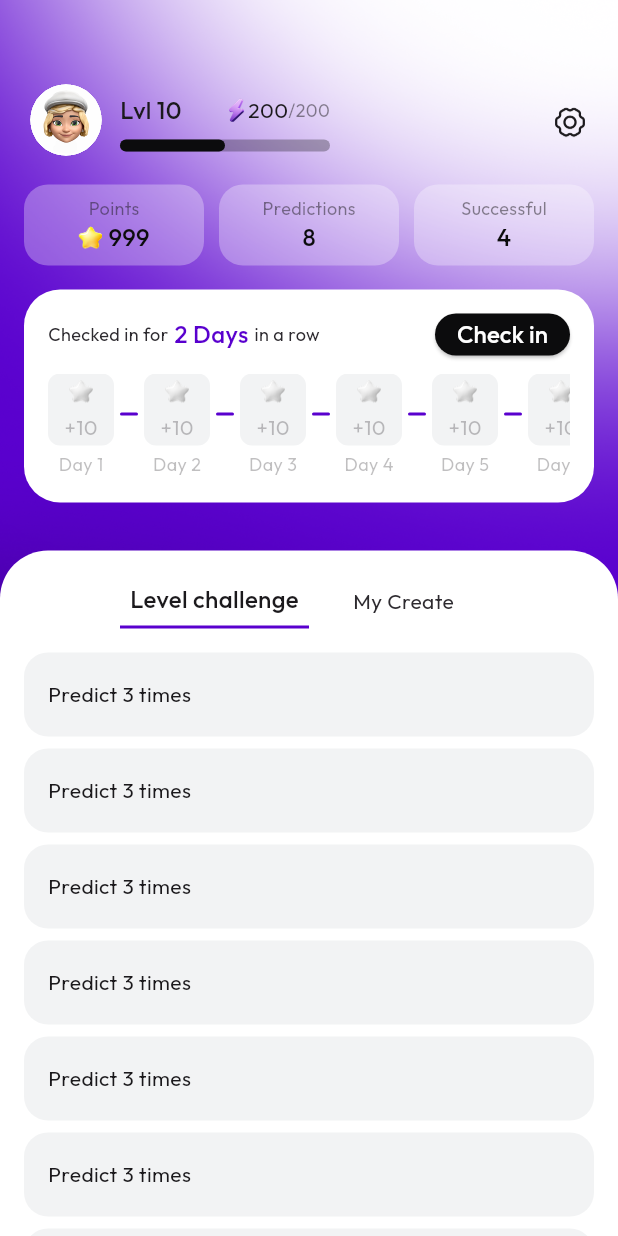
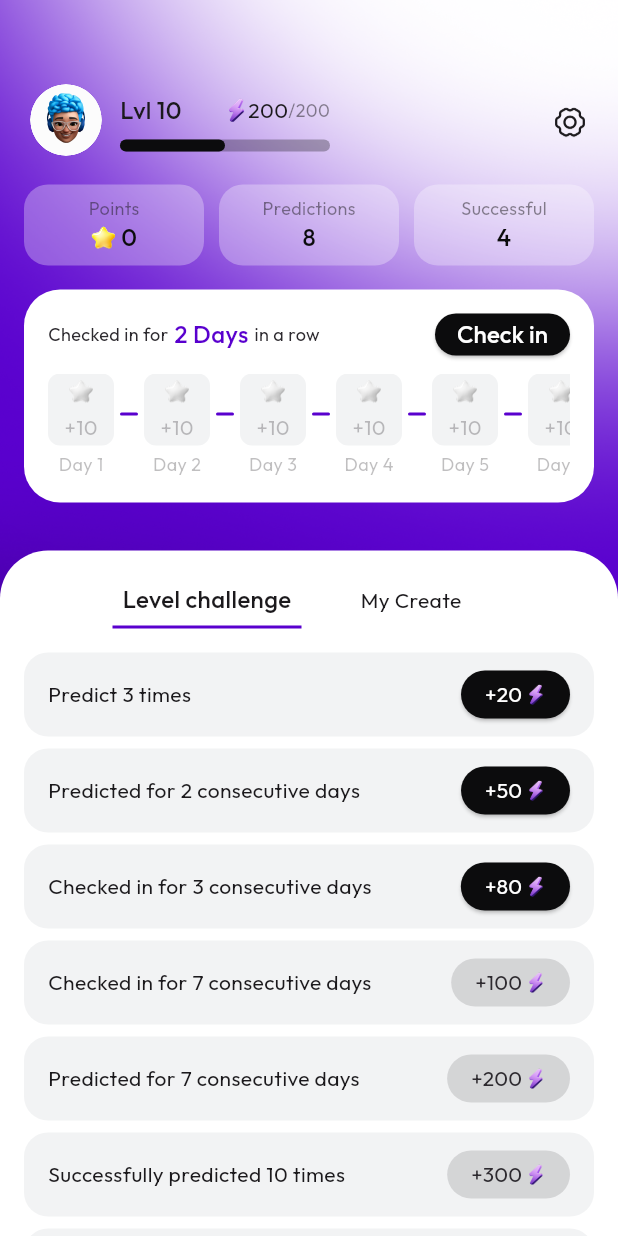
Before and after one commit to cctip/flutter_coin_zone, a Flutter app: the ProfileView screen opened by its route, on a phone screen of 412 x 824 dp. Run offline on Flutter 3.47's test engine with Material 3 defaults, Android fonts, the light colour scheme and no system bars; our stand-ins replace shared_preferences; accounts and stored records are empty.

Commit message:
feat: update

```diff
--- a/lib/common/Global.dart
+++ b/lib/common/Global.dart
@@ -7,19 +7,29 @@ var formater = DateFormat('yyyy-MM-dd');
 
 class Global {
   static late SharedPreferences _prefs;
-  static String avator = 'assets/images/avator/default.png';
+  static String avator = 'assets/images/avator/1.png';
+  static int starCount = 0;
 
   //初始化全局信息，会在APP启动时执行
   static Future init() async {
     WidgetsFlutterBinding.ensureInitialized();
     _prefs = await SharedPreferences.getInstance();
   }
-  // 设置头像
-  static setAvator(value) {
-    avator = value;
-    _prefs.setString('avator', value);
+
+  static Object getter = {
+  };
+  static Object setter = {
+    // 设置头像
+    'setAvator': (value) {
+      avator = value;
+      _prefs.setString('avator', value);
+    }
+  };
+
+  // 今日签到
+  static checkToday() {
+    starCount++;
   }
-
 
   // 清理数据
   static clear() {
--- a/lib/main.dart
+++ b/lib/main.dart
@@ -4,7 +4,7 @@ import 'pages/index.dart';
 import 'pages/create.dart';
 import 'pages/profile.dart';
 import 'pages/setting.dart';
-import 'common/Global.dart';
+import 'common/global.dart';
 
 void main() => Global.init().then((e) => runApp(MyApp()));
 
--- a/lib/pages/index.dart
+++ b/lib/pages/index.dart
@@ -42,13 +42,13 @@ class IndexPageState extends State<IndexPage> {
               ProfileView(),
             ],
           ),
-          SafeArea(child: BottomBar())
+          SafeArea(child: __bottomBar())
         ],
       ),
     );
   }
 
-  Widget BottomBar() {
+  Widget __bottomBar() {
     return Container(
       padding: EdgeInsets.symmetric(horizontal: 40),
       child: Container(
--- a/lib/pages/profile.dart
+++ b/lib/pages/profile.dart
@@ -1,7 +1,10 @@
 import 'package:flutter/material.dart';
+import 'package:flutter_coin_zone/common/global.dart';
 import 'package:flutter_coin_zone/widget/information.dart';
 
-class ProfileView extends StatefulWidget {
+int get starCount => Global.starCount;
+
+class ProfileView extends StatefulWidget{
   const ProfileView({super.key});
 
   @override
@@ -9,6 +12,8 @@ class ProfileView extends StatefulWidget {
 }
 
 class _ProfileViewState extends State<ProfileView> with SingleTickerProviderStateMixin {
+  int curTab = 0;
+
 	@override
 	Widget build(BuildContext context) {
 		return Scaffold(
@@ -25,7 +30,7 @@ class _ProfileViewState extends State<ProfileView> with SingleTickerProviderStat
               child: Row(
                 mainAxisAlignment: MainAxisAlignment.spaceBetween,
                 children: [
-                  Infomation(context),
+                  informationBox(context),
                   InkWell(
                     child: Image.asset('assets/icons/settings.png', width: 24),
                     onTap: () {
@@ -36,7 +41,6 @@ class _ProfileViewState extends State<ProfileView> with SingleTickerProviderStat
               ),
             ),
             Expanded(
-              child: Container(
               child: CustomScrollView(
                 slivers: [
                   SliverToBoxAdapter(
@@ -46,7 +50,29 @@ class _ProfileViewState extends State<ProfileView> with SingleTickerProviderStat
                           padding: EdgeInsets.fromLTRB(16, 16, 16, 0),
                           child: Column(
                             children: [
-                                Row(
+                              __accountBox(),
+                              SizedBox(height: 16),
+                              __dailyBox(),
+                            ]
+                          )
+                        ),
+                        SizedBox(height: 32),
+                        __tabBox()
+                      ],
+                    )
+                  )
+                ],
+              )
+            )
+          ],
+        )
+      )
+		);
+	}
+
+  // 账号信息
+  Widget __accountBox() {
+    return Row(
       children: [
         Expanded(
           child: Container(
@@ -64,7 +90,7 @@ class _ProfileViewState extends State<ProfileView> with SingleTickerProviderStat
                   children: [
                     Image.asset('assets/icons/star.png', width: 16),
                     SizedBox(width: 4),
-                                                Text('999', style: TextStyle(color: Color(0xFF0C0C0D), fontSize: 16, fontWeight: FontWeight.w500))
+                    Text('$starCount', style: TextStyle(color: Color(0xFF0C0C0D), fontSize: 16, fontWeight: FontWeight.w500))
                   ],
                 )
               ],
@@ -106,9 +132,11 @@ class _ProfileViewState extends State<ProfileView> with SingleTickerProviderStat
           )
         ),
       ],
-                                ),
-                                SizedBox(height: 16),
-                                Container(
+    );
+  }
+  // 每日签到
+  Widget __dailyBox() {
+    return Container(
       height: 142,
       padding: EdgeInsets.all(16),
       decoration: BoxDecoration(
@@ -138,7 +166,9 @@ class _ProfileViewState extends State<ProfileView> with SingleTickerProviderStat
                     disabledBackgroundColor: Color(0xFFEDEFF1),
                     shape: RoundedRectangleBorder(borderRadius: BorderRadius.circular(16)),
                   ),
-                                              onPressed: () {},
+                  onPressed: () {
+                    Global.checkToday();
+                  },
                   child: Text('Check in', style: TextStyle(fontSize: 16, fontWeight: FontWeight.w500))
                 ),
               )
@@ -151,19 +181,19 @@ class _ProfileViewState extends State<ProfileView> with SingleTickerProviderStat
                 child: Row(
                   mainAxisAlignment: MainAxisAlignment.start,
                   children: [
-                                                DailyItem(1),
-                                                DailySpace(),
-                                                DailyItem(2),
-                                                DailySpace(),
-                                                DailyItem(3),
-                                                DailySpace(),
-                                                DailyItem(4),
-                                                DailySpace(),
-                                                DailyItem(5),
-                                                DailySpace(),
-                                                DailyItem(6),
-                                                DailySpace(),
-                                                DailyItem(7),
+                    __dailyItem(1),
+                    __dailySpace(),
+                    __dailyItem(2),
+                    __dailySpace(),
+                    __dailyItem(3),
+                    __dailySpace(),
+                    __dailyItem(4),
+                    __dailySpace(),
+                    __dailyItem(5),
+                    __dailySpace(),
+                    __dailyItem(6),
+                    __dailySpace(),
+                    __dailyItem(7),
                   ],
                 ),
               );
@@ -171,70 +201,10 @@ class _ProfileViewState extends State<ProfileView> with SingleTickerProviderStat
           )
         ],
       ),
-                                ),
-                              ],
-                            ),
-                          ),
-                          SizedBox(height: 32),
-                          Container(
-                            width: MediaQuery.of(context).size.width,
-                            padding: EdgeInsets.all(16),
-                            decoration: BoxDecoration(
-                              color: Colors.white,
-                              borderRadius: BorderRadius.only(topLeft: Radius.circular(32), topRight: Radius.circular(32))
-                            ),
-                            child: Column(
-                              children: [
-                                Row(
-                                  mainAxisAlignment: MainAxisAlignment.center,
-                                  children: [
-                                    Container(
-                                      width: 126,
-                                      height: 36,
-                                      alignment: Alignment.center,
-                                      decoration: BoxDecoration(
-                                        border: Border(bottom: BorderSide(color: Color(0xFF5900CE), width: 2))
-                                      ),
-                                      child: Text('Level challenge', style: TextStyle(color: Color(0xFF1B191C), fontSize: 16, fontWeight: FontWeight.w500)),
-                                    ),
-                                    Container(
-                                      width: 126,
-                                      height: 36,
-                                      alignment: Alignment.center,
-                                      decoration: BoxDecoration(
-                                        // border: Border(bottom: BorderSide(color: Color(0xFF5900CE), width: 2))
-                                      ),
-                                      child: Text('My Create', style: TextStyle(color: Color(0xFF2D2A2F))),
-                                    ),
-                                  ],
-                                ),
-                                SizedBox(height: 8),
-                                ChallengeItem(),
-                                ChallengeItem(),
-                                ChallengeItem(),
-                                ChallengeItem(),
-                                ChallengeItem(),
-                                ChallengeItem(),
-                                ChallengeItem(),
-                                ChallengeItem(),
-                                SizedBox(height: MediaQuery.of(context).padding.bottom + 56)
-                              ],
-                            ),
-                          ),
-                        ],
-                      )
-                    )
-                  ],
-                ),
-              )
-            )
-          ],
-        )
-      )
     );
   }
-
-  Widget DailyItem(day) {
+  // 每日签到单个区块
+  Widget __dailyItem(day) {
     return SizedBox(
       height: 70,
       child: Column(
@@ -261,7 +231,8 @@ class _ProfileViewState extends State<ProfileView> with SingleTickerProviderStat
       ),
     );
   }
-  Widget DailySpace() {
+  // 每日签到单个间隔线
+  Widget __dailySpace() {
     return Container(
       width: 12,
       height: 2,
@@ -273,22 +244,130 @@ class _ProfileViewState extends State<ProfileView> with SingleTickerProviderStat
     );
   }
 
-  Widget ChallengeItem() {
+  // 底部Tab
+  Widget __tabBox() {
+    return Container(
+      width: MediaQuery.of(context).size.width,
+      padding: EdgeInsets.all(16),
+      decoration: BoxDecoration(
+        color: Colors.white,
+        borderRadius: BorderRadius.only(topLeft: Radius.circular(32), topRight: Radius.circular(32))
+      ),
+      child: Column(
+        children: [
+          Row(
+            mainAxisAlignment: MainAxisAlignment.center,
+            children: [
+              InkWell(
+                onTap: () {
+                  setState(() {
+                    if (curTab == 0) return;
+                    curTab = 0;
+                  });
+                },
+                child: Container(
+                  width: 126,
+                  height: 36,
+                  alignment: Alignment.center,
+                  decoration: BoxDecoration(
+                    border: Border(bottom: BorderSide(color: curTab == 0 ? Color(0xFF5900CE) : Colors.transparent, width: 2))
+                  ),
+                  child: Text('Level challenge', style: TextStyle(
+                    color: Color(0xFF1B191C),
+                    fontSize: curTab == 0 ? 16 : 14,
+                    fontWeight: curTab == 0 ? FontWeight.w500 : FontWeight.w400
+                  )),
+                ),
+              ),
+              SizedBox(width: 10),
+              InkWell(
+                onTap: () {
+                  setState(() {
+                    if (curTab == 1) return;
+                    curTab = 1;
+                  });
+                },
+                child: Container(
+                  width: 126,
+                  height: 36,
+                  alignment: Alignment.center,
+                  decoration: BoxDecoration(
+                    border: Border(bottom: BorderSide(color: curTab == 1 ? Color(0xFF5900CE) : Colors.transparent, width: 2))
+                  ),
+                  child: Text('My Create', style: TextStyle(
+                    color: Color(0xFF1B191C),
+                    fontSize: curTab == 1 ? 16 : 14,
+                    fontWeight: curTab == 1 ? FontWeight.w500 : FontWeight.w400
+                  )),
+                ),
+              ),
+            ],
+          ),
+          SizedBox(height: 8),
+          curTab == 0 ? __challengeBox() : __myNFT(),
+          SizedBox(height: MediaQuery.of(context).padding.bottom + 56)
+        ],
+      )
+    );
+  }
+  // 成就
+  Widget __challengeBox() {
+    return Column(
+      children: [
+        __challengeItem('Predict 3 times', 20, false, (){}),
+        __challengeItem('Predicted for 2 consecutive days', 50, false, (){}),
+        __challengeItem('Checked in for 3 consecutive days', 80, false, (){}),
+        __challengeItem('Checked in for 7 consecutive days', 100, true, (){}),
+        __challengeItem('Predicted for 7 consecutive days', 200, true, (){}),
+        __challengeItem('Successfully predicted 10 times', 300, true, (){}),
+        __challengeItem('Successfully predicted 30 times', 900, true, (){}),
+        __challengeItem('Successfully predicted 50 times', 2000, true, (){})
+      ],
+    );
+  }
+  // 成就单个区块
+  Widget __challengeItem(text, exp, disabled, func) {
     return Container(
       height: 56,
       margin: EdgeInsets.only(top: 8),
-      padding: EdgeInsets.all(16),
+      padding: EdgeInsets.symmetric(horizontal: 16),
       decoration: BoxDecoration(
         color: Color(0xFFF2F3F4),
         borderRadius: BorderRadius.circular(16)
       ),
       child: Row(
+        mainAxisAlignment: MainAxisAlignment.spaceBetween,
         children: [
-          Text('Predict 3 times', style: TextStyle(color: Color(0xFF1B191C))),
-          Container(
+          Text(text, style: TextStyle(color: Color(0xFF1B191C))),
+          SizedBox(
+            height: 32,
+            child: ElevatedButton(
+              style: ElevatedButton.styleFrom(
+                padding: EdgeInsets.symmetric(horizontal: 16),
+                foregroundColor: Colors.white,
+                backgroundColor: Color(0xFF0C0C0D),
+                disabledForegroundColor: Color.fromRGBO(45, 42, 47, 1),
+                disabledBackgroundColor: Color.fromRGBO(45, 42, 47, 0.15),
+                shape: RoundedRectangleBorder(borderRadius: BorderRadius.circular(16)),
+              ),
+              onPressed: disabled ? null : func,
+              child: Row(
+                children: [
+                  Text('+$exp', style: TextStyle(fontWeight: FontWeight.w400)),
+                  SizedBox(width: 2),
+                  Image.asset('assets/icons/exp.png', width: 14)
+                ],
+              )
+            ),
           )
         ],
       ),
     );
   }
+  // 我的NFT
+  Widget __myNFT() {
+    return Container(
+      height: MediaQuery.of(context).size.height - kToolbarHeight - 386 - MediaQuery.of(context).padding.bottom - 56,
+    );
   }
+}
--- a/lib/widget/information.dart
+++ b/lib/widget/information.dart
@@ -1,8 +1,9 @@
 import 'package:flutter/material.dart';
+import 'package:flutter_coin_zone/common/global.dart';
 
-String avator = 'assets/images/avator/3.png';
+String avator = Global.avator;
 
-Widget Infomation(BuildContext context) {
+Widget informationBox(BuildContext context) {
   return Row(
     mainAxisAlignment: MainAxisAlignment.start,
     crossAxisAlignment: CrossAxisAlignment.start,
--- a/pubspec.yaml
+++ b/pubspec.yaml
@@ -22,6 +22,8 @@ dependencies:
   cupertino_icons: ^1.0.8
   shared_preferences: ^2.1.1
   intl: ^0.20.2
+  get: ^4.7.2
+  url_launcher: ^6.3.1
 
 dev_dependencies:
   flutter_test:
@@ -29,7 +31,6 @@ dev_dependencies:
 
   flutter_lints: ^5.0.0
   flutter_launcher_icons: ^0.14.3
-  url_launcher: ^6.3.1
 
 flutter:
   uses-material-design: true
```
Also changed, not shown: lib/common/notifier.dart (added, +11 -0 lines), lib/pages/home.dart (+7 -4 lines), lib/widget/prediction.dart (+5 -5 lines), lib/widget/results.dart (+5 -5 lines), assets/images/avator/1.png (added), 2 other files. Lines whose indentation alone changed are shown as unchanged.
